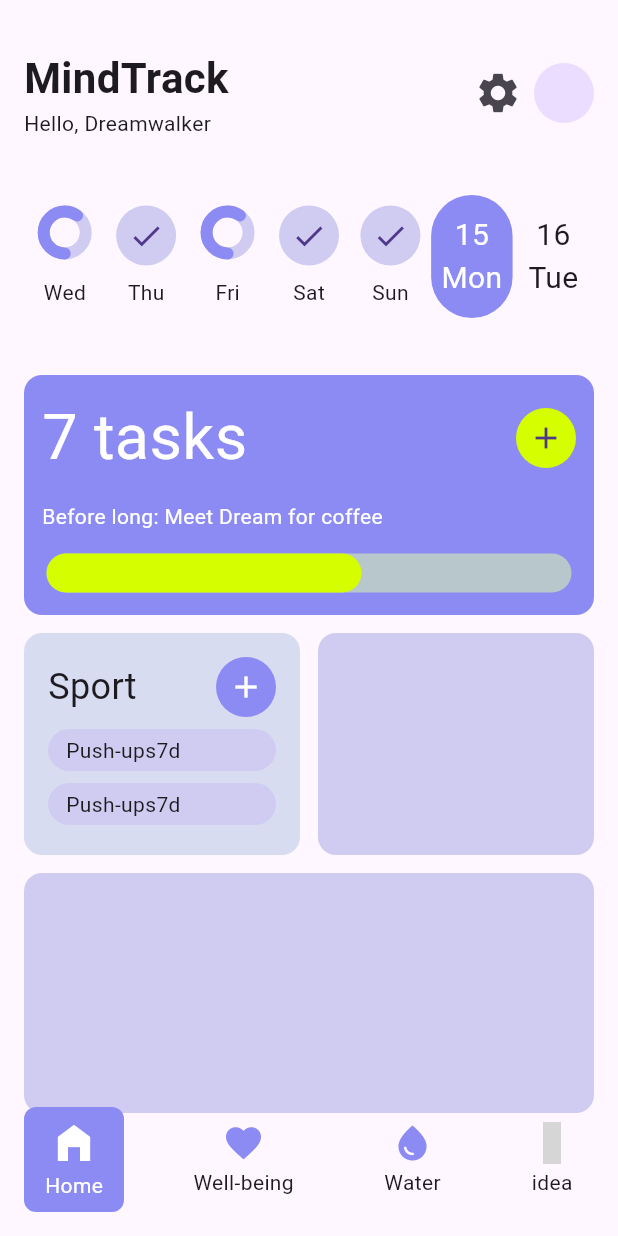
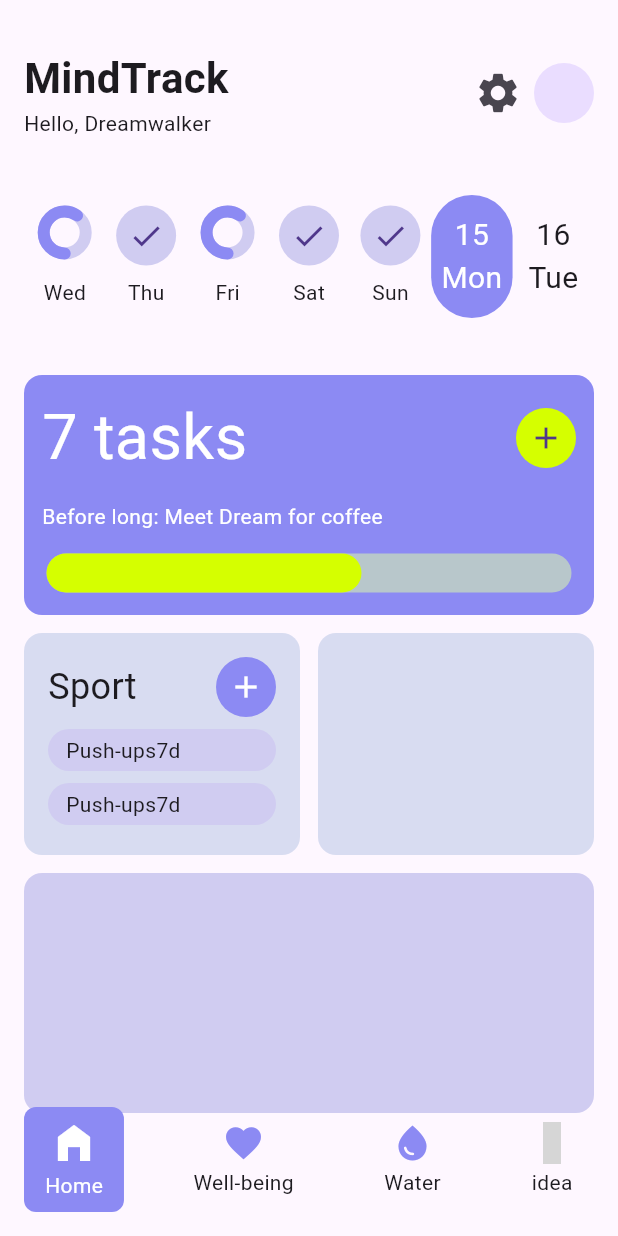
Before and after one commit to JAICHANGPARK/flutter_notebook_chapter_43, a Flutter app: the HabitJournalMainScreen screen opened directly, on a phone screen of 412 x 824 dp. Run offline on Flutter 3.47's test engine with Material 3 defaults, Android fonts, the phone set to English and light mode, and no system bars; drawn by our look-alikes of percent_indicator; our stand-ins replace gap, hugeicons; grey boxes are pictures that could not be loaded.

Commit message:
Update habit_journal_home_screen.dart

```diff
--- a/lib/ep2173_habit_journal_app/ui/home/habit_journal_home_screen.dart
+++ b/lib/ep2173_habit_journal_app/ui/home/habit_journal_home_screen.dart
@@ -315,7 +315,7 @@ class _HabitJournalHomeScreenState extends State<HabitJournalHomeScreen> {
                     Expanded(
                       child: Container(
                         decoration: BoxDecoration(
-                          color: Color.fromRGBO(208, 204, 241, 1),
+                          color: Color.fromRGBO(216, 220, 241, 1),
                           borderRadius: BorderRadius.circular(12),
                         ),
                       ),
```
